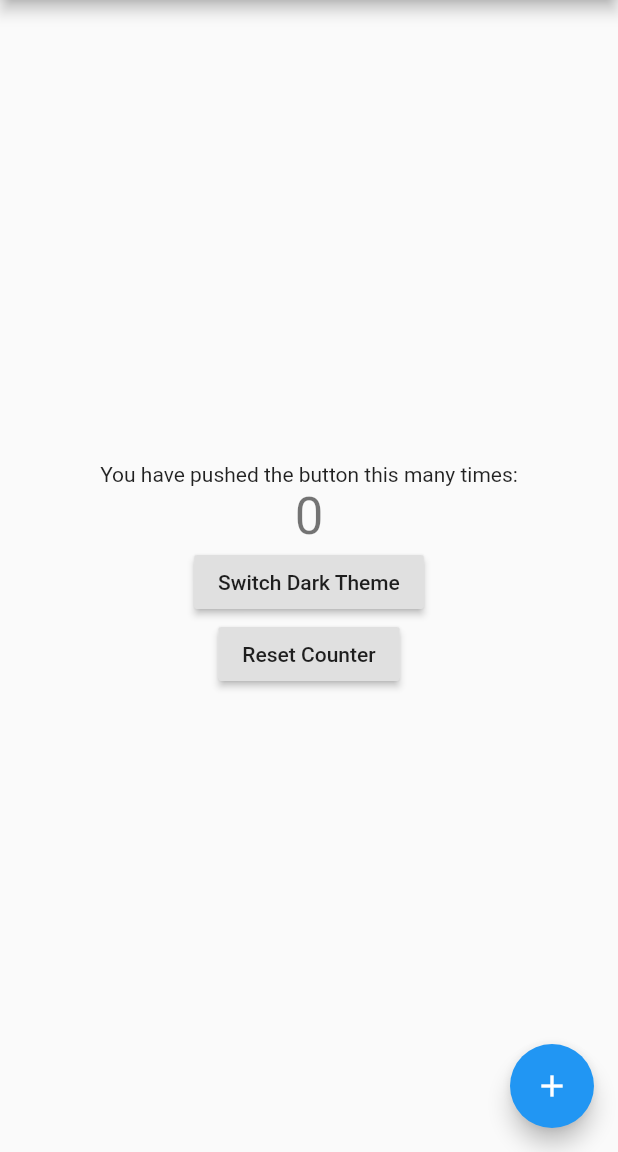
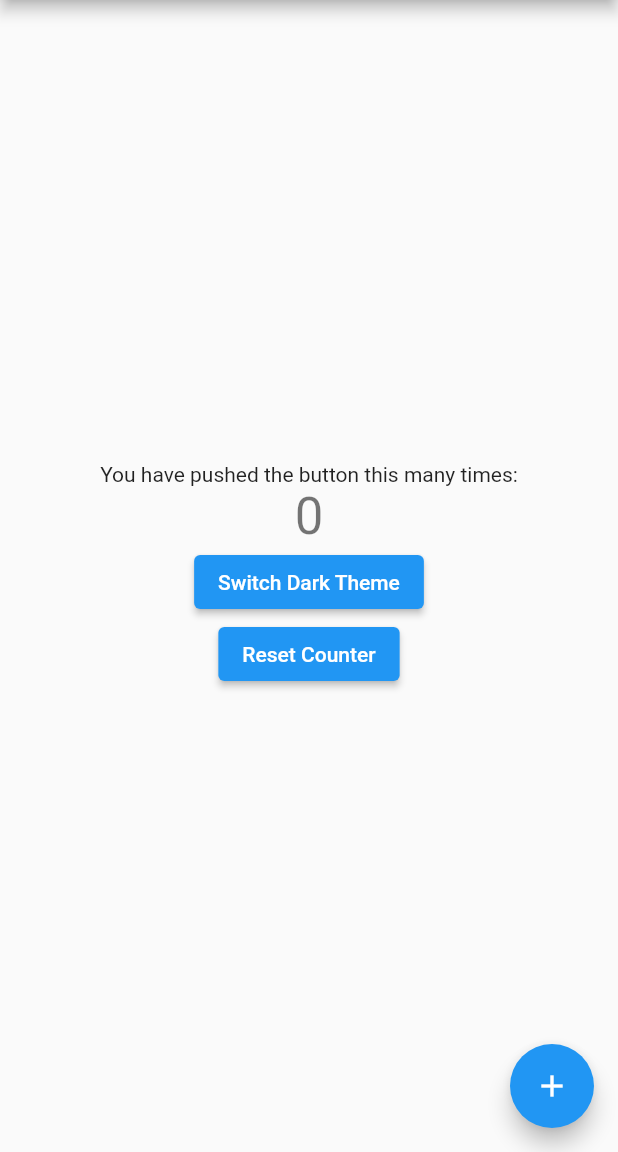
Before and after one commit to malibayram/hive_listener, a Flutter app: the screen it shows after launch, on a phone screen of 412 x 824 dp, the part 84-1236 px from its top. Run offline on Flutter 3.47's test engine with Material 2 defaults, Android fonts, the phone set to English and light mode, and no system bars; our stand-ins replace hive, hive_flutter; accounts and stored records are empty.

Commit message:
migrated to null-safety

```diff
--- a/example/lib/main.dart
+++ b/example/lib/main.dart
@@ -14,11 +14,15 @@ class MyApp extends StatelessWidget {
   Widget build(BuildContext context) {
     return HiveListener(
       box: Hive.box('settings'),
-      keys: ['dark_theme'], // keys is optional to specify listening value changes
+      keys: [
+        'dark_theme'
+      ], // keys is optional to specify listening value changes
       builder: (box) {
         return MaterialApp(
           title: 'Flutter Demo',
-          theme: box.get('dark_theme', defaultValue: false) ? ThemeData.dark() : ThemeData.light(),
+          theme: box.get('dark_theme', defaultValue: false)
+              ? ThemeData.dark()
+              : ThemeData.light(),
           home: MyHomePage(title: 'Flutter Demo Home Page'),
         );
       },
@@ -27,16 +31,16 @@ class MyApp extends StatelessWidget {
 }
 
 class MyHomePage extends StatelessWidget {
-  final String title;
+  final String? title;
 
-  const MyHomePage({Key key, this.title}) : super(key: key);
+  const MyHomePage({Key? key, this.title}) : super(key: key);
 
   @override
   Widget build(BuildContext context) {
     Box settingsBox = Hive.box('settings');
     return Scaffold(
       appBar: AppBar(
-        title: Text(title),
+        title: Text(title!),
       ),
       body: Center(
         child: Column(
@@ -47,7 +51,9 @@ class MyHomePage extends StatelessWidget {
             ),
             HiveListener(
               box: settingsBox,
-              keys: ['counter'], // keys is optional to specify listening value changes
+              keys: [
+                'counter'
+              ], // keys is optional to specify listening value changes
               builder: (box) {
                 return Text(
                   '${box.get('counter', defaultValue: 0)}',
@@ -55,14 +61,15 @@ class MyHomePage extends StatelessWidget {
                 );
               },
             ),
-            RaisedButton(
+            ElevatedButton(
               onPressed: () {
-                bool darkTheme = settingsBox.get('dark_theme', defaultValue: false);
+                bool darkTheme =
+                    settingsBox.get('dark_theme', defaultValue: false);
                 settingsBox.put('dark_theme', !darkTheme);
               },
               child: Text("Switch Dark Theme"),
             ),
-            RaisedButton(
+            ElevatedButton(
               onPressed: () {
                 settingsBox.put('counter', 0);
               },
--- a/lib/hive_listener.dart
+++ b/lib/hive_listener.dart
@@ -6,10 +6,15 @@ import 'package:hive_flutter/hive_flutter.dart';
 
 class HiveListener extends StatelessWidget {
   final Box box;
-  final List<String> keys;
+  final List<String>? keys;
   final Widget Function(Box bx) builder;
 
-  const HiveListener({Key key, @required this.box, this.keys, @required this.builder}) : super(key: key);
+  const HiveListener({
+    Key? key,
+    required this.box,
+    this.keys,
+    required this.builder,
+  }) : super(key: key);
 
   @override
   Widget build(BuildContext context) {
```
Also changed, not shown: example/pubspec.yaml (+4 -4 lines), pubspec.yaml (+4 -4 lines), example/pubspec.lock, pubspec.lock, 1 other file.
